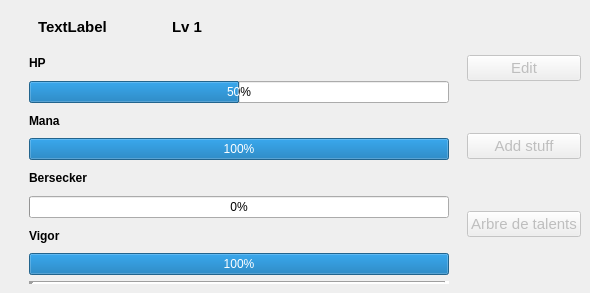
Old version of the form app/view/forms/heropanel.ui in the repository r0nd0ud0u/qt-rpg.
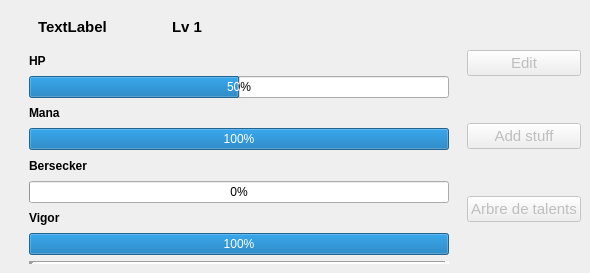
New version of the form. Custom widgets are drawn as their Qt base class.

What changed in the file:
```diff
--- a/app/view/forms/heropanel.ui
+++ b/app/view/forms/heropanel.ui
@@ -7,7 +7,7 @@
     <x>0</x>
     <y>0</y>
     <width>590</width>
-    <height>293</height>
+    <height>273</height>
    </rect>
   </property>
   <property name="windowTitle">
```
